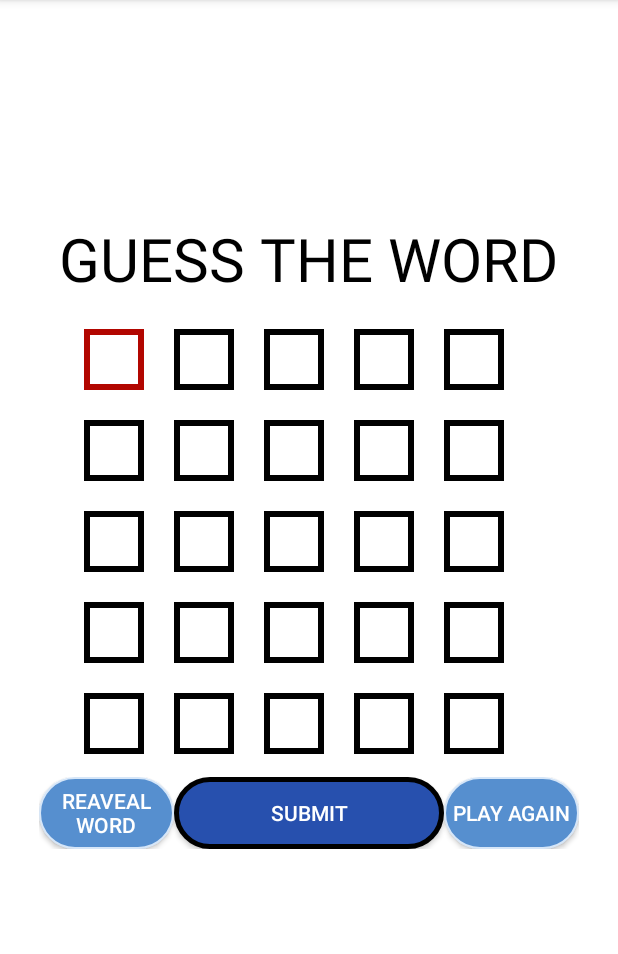
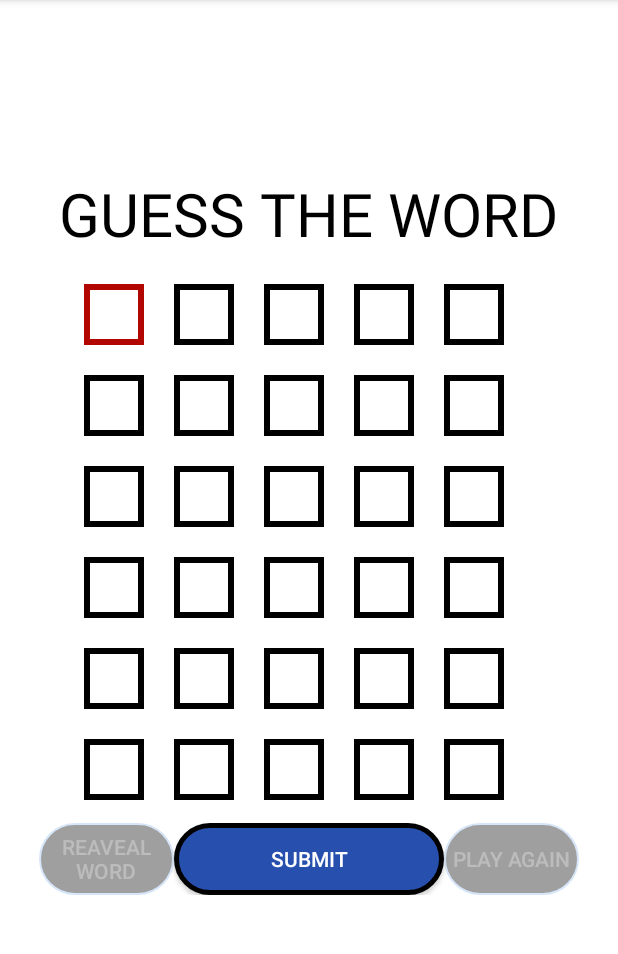
Before and after one commit to TresorKL/WordleGame, an Android app: the screen it shows after launch (MainActivity), on a phone screen of 412 x 824 dp, the part 84-1038 px from its top. Run offline under Robolectric (Android 15) with nearby library versions, the phone set to English and light mode, and no system bars; our stand-ins replace CircleImageView.

Commit message:
enable playAgain button

```diff
--- a/app/src/main/java/com/example/wordle/MainActivity.java
+++ b/app/src/main/java/com/example/wordle/MainActivity.java
@@ -3,7 +3,9 @@ package com.example.wordle;
 import androidx.appcompat.app.AppCompatActivity;
 import androidx.appcompat.widget.Toolbar;
 
+import android.content.Intent;
 import android.graphics.drawable.Drawable;
+import android.os.Build;
 import android.os.Bundle;
 import android.view.Menu;
 import android.view.View;
@@ -25,7 +27,8 @@ public class MainActivity extends AppCompatActivity {
 
     WGameProcessor processor = new WGameProcessor(this);
     Button submitWordBtn;
-
+    Button playAgainBtn;
+    Button revealWordBtn;
 
 
 
@@ -39,34 +42,67 @@ public class MainActivity extends AppCompatActivity {
         setContentView(R.layout.activity_main);
 
 
-
-        // customize toolbar
-        myToolbar = findViewById(R.id.my_toolbar);
-        setSupportActionBar(myToolbar);
 //---------------------------------------------------------
 //   generate a specific wordlist from user choice
 //--------------------------------------------------------
         int userChoice = 1;
         List<String> wordlist = processor.generateSpecificWordList(userChoice);
-//---------------------------------------------------------
+        //---------------------------------------------------------
 //   generate a random word from the selected wordlist
 //--------------------------------------------------------
         String randomWord=processor.generateRandomWord(wordlist);
 
 
-        // accessing the submit button
+
+        // customize toolbar
+        myToolbar = findViewById(R.id.my_toolbar);
+        setSupportActionBar(myToolbar);
+
+
+
+        // accessing the submit buttons
         submitWordBtn= findViewById(R.id.submitWord);
+        playAgainBtn = findViewById(R.id.playAgain);
+        revealWordBtn = findViewById(R.id.revealWord);
+
+        // disable some buttons
+        playAgainBtn.setEnabled(false);
+        revealWordBtn.setEnabled(false);
+
+        //event listener of play again button
+        playAgainBtn.setOnClickListener(new View.OnClickListener() {
+            @Override
+            public void onClick(View view) {
+
+                playAgain();
+
+            }
+        });
+        // event listener of reveal word button
+        revealWordBtn.setOnClickListener(new View.OnClickListener() {
+            @Override
+            public void onClick(View view) {
+
+                Toast.makeText(MainActivity.this,randomWord, Toast.LENGTH_SHORT).show();
+            }
+        });
+
+
 
         // event listener of the submit button
         submitWordBtn.setOnClickListener(new View.OnClickListener() {
+
+
+
             @Override
             public void onClick(View view) {
 
              // row counter
-              int rowCount=0;
+             int rowCount=0;
+            // String wordToGuess = randomWord;
 
 
-              while(rowCount!=5) {
+              while(rowCount !=6) {
 
                   String word=  getSpecificRowWord(rowCount);
                   for (int i = 0; i < word.length(); i++) {
@@ -80,23 +116,44 @@ public class MainActivity extends AppCompatActivity {
 
                           setColorLetterExistWrongPosition(rowCount, i);
 
-                      } else {
+                     // enable and style revealWord and play again buttons when user guess wrongly six time
+                      }else if((randomWord.compareTo(word)!=0) && rowCount==5){
+
+                          if(randomWord.charAt(i) != letter){
+                              setColorLetterDosnotExist(rowCount, i);
+                          }
+                          // enable buttons
+                          playAgainBtn.setEnabled(true);
+                          revealWordBtn.setEnabled(true);
+                          Drawable stylebtn = getResources().getDrawable(R.drawable.custom_small_btn);
+                          revealWordBtn.setBackground(stylebtn);
+                          playAgainBtn.setBackground(stylebtn);
+
+
+
+
+                      }  else {
 
 
                           setColorLetterDosnotExist(rowCount, i);
                           // Toast.makeText(MainActivity.this,"WRONG", Toast.LENGTH_SHORT).show();
                       }
                   }
-                  Toast.makeText(MainActivity.this,randomWord, Toast.LENGTH_SHORT).show();
+
                   rowCount++;
+
 
                   // Toast.makeText(MainActivity.this,word, Toast.LENGTH_SHORT).show();
               }
-            }
-        });
 
 
 
+
+
+
+            }
+
+        });
 
     }
 
@@ -112,6 +169,17 @@ public class MainActivity extends AppCompatActivity {
     }
 
 
+
+
+//------------------------------------------------------------------------------------------------------
+    // this method helps to reset everything so the user can be able to play again
+//------------------------------------------------------------------------------------------------------
+public void playAgain() {
+    Intent mIntent = getIntent();
+    finish();
+    startActivity(mIntent);
+}
+
 //------------------------------------------------------------------------------------------------------
     // this method retrieve a word from a specific row of letters
 //------------------------------------------------------------------------------------------------------
@@ -125,7 +193,8 @@ public class MainActivity extends AppCompatActivity {
                 {"r2c1","r2c2","r2c3","r2c4","r2c5"},
                 {"r3c1","r3c2","r3c3","r3c4","r3c5"},
                 {"r4c1","r4c2","r4c3","r4c4","r4c5"},
-                {"r5c1","r5c2","r5c3","r5c4","r5c5"}
+                {"r5c1","r5c2","r5c3","r5c4","r5c5"},
+                {"r6c1","r6c2","r6c3","r6c4","r6c5"}
         };
 
         for(int i=0;i<5;i++){
@@ -158,7 +227,8 @@ public class MainActivity extends AppCompatActivity {
                 {"r2c1","r2c2","r2c3","r2c4","r2c5"},
                 {"r3c1","r3c2","r3c3","r3c4","r3c5"},
                 {"r4c1","r4c2","r4c3","r4c4","r4c5"},
-                {"r5c1","r5c2","r5c3","r5c4","r5c5"}
+                {"r5c1","r5c2","r5c3","r5c4","r5c5"},
+                {"r6c1","r6c2","r6c3","r6c4","r6c5"}
         };
 
         String currentId =ids[rowNo][column];
@@ -182,7 +252,8 @@ public class MainActivity extends AppCompatActivity {
                 {"r2c1","r2c2","r2c3","r2c4","r2c5"},
                 {"r3c1","r3c2","r3c3","r3c4","r3c5"},
                 {"r4c1","r4c2","r4c3","r4c4","r4c5"},
-                {"r5c1","r5c2","r5c3","r5c4","r5c5"}
+                {"r5c1","r5c2","r5c3","r5c4","r5c5"},
+                {"r6c1","r6c2","r6c3","r6c4","r6c5"}
         };
 
         String currentId =ids[rowNo][column];
@@ -205,7 +276,8 @@ public class MainActivity extends AppCompatActivity {
                 {"r2c1","r2c2","r2c3","r2c4","r2c5"},
                 {"r3c1","r3c2","r3c3","r3c4","r3c5"},
                 {"r4c1","r4c2","r4c3","r4c4","r4c5"},
-                {"r5c1","r5c2","r5c3","r5c4","r5c5"}
+                {"r5c1","r5c2","r5c3","r5c4","r5c5"},
+                {"r6c1","r6c2","r6c3","r6c4","r6c5"}
         };
 
         String currentId =ids[rowNo][column];
--- a/app/src/main/res/layout/activity_main.xml
+++ b/app/src/main/res/layout/activity_main.xml
@@ -352,6 +352,67 @@
                 android:background="@drawable/custom_input"/>
 
         </LinearLayout>
+        <!-- ROW FIVE -->
+        <LinearLayout
+            android:layout_width="wrap_content"
+            android:layout_height="wrap_content"
+            android:orientation="horizontal"
+            android:layout_gravity="center"
+            >
+
+            <EditText
+                android:id="@+id/r6c1"
+                android:layout_width="40sp"
+                android:layout_height="wrap_content"
+                android:textSize="30sp"
+                android:layout_marginTop="20sp"
+                android:layout_marginRight="20sp"
+                android:textColor="@color/black"
+                android:maxLength="1"
+                android:background="@drawable/custom_input"/>
+
+            <EditText
+                android:id="@+id/r6c2"
+                android:layout_width="40sp"
+                android:layout_height="wrap_content"
+                android:textSize="30sp"
+                android:layout_marginTop="20sp"
+                android:layout_marginRight="20sp"
+                android:textColor="@color/black"
+                android:maxLength="1"
+                android:background="@drawable/custom_input"/>
+            <EditText
+                android:id="@+id/r6c3"
+                android:layout_width="40sp"
+                android:layout_height="wrap_content"
+                android:textSize="30sp"
+                android:layout_marginTop="20sp"
+                android:layout_marginRight="20sp"
+                android:textColor="@color/black"
+                android:maxLength="1"
+                android:background="@drawable/custom_input"/>
+            <EditText
+                android:id="@+id/r6c4"
+                android:layout_width="40sp"
+                android:layout_height="wrap_content"
+                android:textSize="30sp"
+                android:layout_marginTop="20sp"
+                android:layout_marginRight="20sp"
+                android:textColor="@color/black"
+                android:maxLength="1"
+                android:background="@drawable/custom_input"/>
+            <EditText
+                android:id="@+id/r6c5"
+                android:layout_width="40sp"
+                android:layout_height="wrap_content"
+                android:textSize="30sp"
+                android:layout_marginTop="20sp"
+                android:layout_marginRight="20sp"
+                android:textColor="@color/black"
+                android:maxLength="1"
+                android:background="@drawable/custom_input"/>
+
+        </LinearLayout>
 
         <LinearLayout
             android:layout_width="wrap_content"
@@ -363,11 +424,11 @@
             >
 
             <Button
-                android:id="@+id/realword"
+                android:id="@+id/revealWord"
                 android:layout_width="90sp"
                 android:layout_height="wrap_content"
                 android:layout_gravity="center"
-                android:background="@drawable/custom_small_btn"
+                android:background="@drawable/custom_disablebtn"
                 android:text="Reaveal word"
                 />
 
@@ -386,7 +447,7 @@
                 android:layout_height="wrap_content"
 
                 android:layout_gravity="center"
-                android:background="@drawable/custom_small_btn"
+                android:background="@drawable/custom_disablebtn"
                 android:text="PLAY AGAIN"
                 />
 
```
